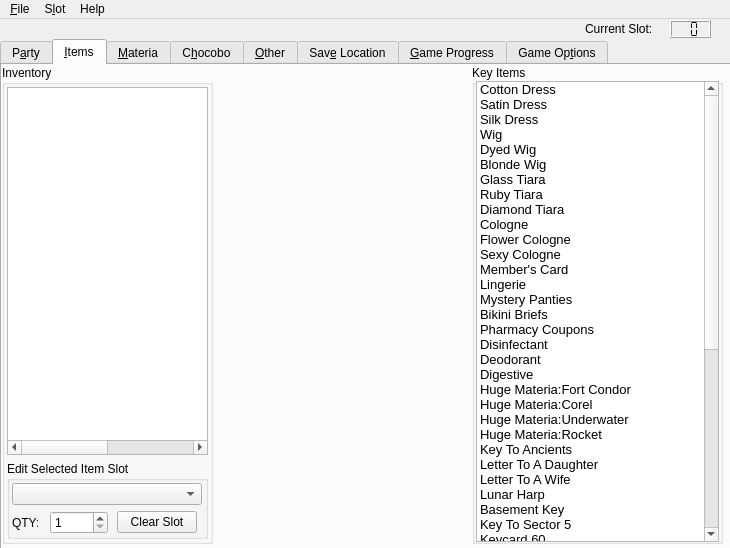
Old version of the form mainwindow.ui in the repository sithlord48/blackchocobo.
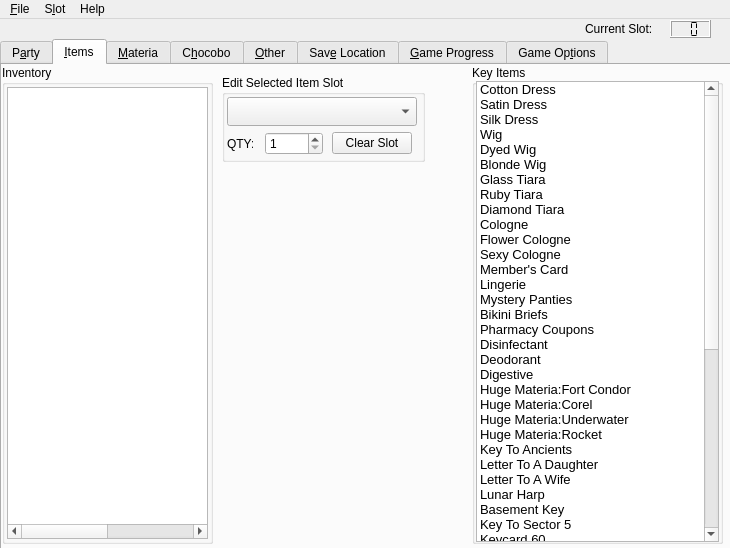
New version of the form. The open tabs and pages were chosen to show the change. Icons and pictures are not drawn.

Commit message: Materia Tab Fixes.

The edit to the form file:
```diff
--- a/mainwindow.ui
+++ b/mainwindow.ui
@@ -4051,94 +4051,6 @@
          </column>
         </widget>
        </item>
-       <item row="1" column="0">
-        <widget class="QGroupBox" name="groupBox_21">
-         <property name="title">
-          <string>Edit Selected Item Slot</string>
-         </property>
-         <layout class="QGridLayout" name="gridLayout_13">
-          <property name="margin">
-           <number>2</number>
-          </property>
-          <item row="0" column="0" colspan="3">
-           <widget class="QComboBox" name="combo_additem">
-            <property name="sizePolicy">
-             <sizepolicy hsizetype="Maximum" vsizetype="Fixed">
-              <horstretch>0</horstretch>
-              <verstretch>0</verstretch>
-             </sizepolicy>
-            </property>
-            <property name="minimumSize">
-             <size>
-              <width>190</width>
-              <height>0</height>
-             </size>
-            </property>
-            <property name="maximumSize">
-             <size>
-              <width>180</width>
-              <height>29</height>
-             </size>
-            </property>
-           </widget>
-          </item>
-          <item row="1" column="0">
-           <widget class="QLabel" name="label_6">
-            <property name="maximumSize">
-             <size>
-              <width>26</width>
-              <height>17</height>
-             </size>
-            </property>
-            <property name="text">
-             <string>QTY:</string>
-            </property>
-           </widget>
-          </item>
-          <item row="1" column="1">
-           <widget class="QSpinBox" name="sb_addqty">
-            <property name="maximumSize">
-             <size>
-              <width>58</width>
-              <height>25</height>
-             </size>
-            </property>
-            <property name="alignment">
-             <set>Qt::AlignLeading|Qt::AlignLeft|Qt::AlignVCenter</set>
-            </property>
-            <property name="minimum">
-             <number>1</number>
-            </property>
-            <property name="maximum">
-             <number>127</number>
-            </property>
-            <property name="value">
-             <number>1</number>
-            </property>
-           </widget>
-          </item>
-          <item row="1" column="2">
-           <widget class="QPushButton" name="clearItem">
-            <property name="minimumSize">
-             <size>
-              <width>80</width>
-              <height>0</height>
-             </size>
-            </property>
-            <property name="maximumSize">
-             <size>
-              <width>80</width>
-              <height>16777215</height>
-             </size>
-            </property>
-            <property name="text">
-             <string>Clear Slot</string>
-            </property>
-           </widget>
-          </item>
-         </layout>
-        </widget>
-       </item>
       </layout>
      </widget>
      <widget class="QGroupBox" name="group_keyitems">
@@ -4634,6 +4546,100 @@
        </item>
       </widget>
      </widget>
+     <widget class="QGroupBox" name="groupBox_21">
+      <property name="geometry">
+       <rect>
+        <x>220</x>
+        <y>10</y>
+        <width>203</width>
+        <height>87</height>
+       </rect>
+      </property>
+      <property name="title">
+       <string>Edit Selected Item Slot</string>
+      </property>
+      <layout class="QGridLayout" name="gridLayout_13">
+       <property name="margin">
+        <number>2</number>
+       </property>
+       <item row="0" column="0" colspan="3">
+        <widget class="QComboBox" name="combo_additem">
+         <property name="sizePolicy">
+          <sizepolicy hsizetype="Maximum" vsizetype="Fixed">
+           <horstretch>0</horstretch>
+           <verstretch>0</verstretch>
+          </sizepolicy>
+         </property>
+         <property name="minimumSize">
+          <size>
+           <width>190</width>
+           <height>0</height>
+          </size>
+         </property>
+         <property name="maximumSize">
+          <size>
+           <width>180</width>
+           <height>29</height>
+          </size>
+         </property>
+        </widget>
+       </item>
+       <item row="1" column="0">
+        <widget class="QLabel" name="label_6">
+         <property name="maximumSize">
+          <size>
+           <width>26</width>
+           <height>17</height>
+          </size>
+         </property>
+         <property name="text">
+          <string>QTY:</string>
+         </property>
+        </widget>
+       </item>
+       <item row="1" column="1">
+        <widget class="QSpinBox" name="sb_addqty">
+         <property name="maximumSize">
+          <size>
+           <width>58</width>
+           <height>25</height>
+          </size>
+         </property>
+         <property name="alignment">
+          <set>Qt::AlignLeading|Qt::AlignLeft|Qt::AlignVCenter</set>
+         </property>
+         <property name="minimum">
+          <number>1</number>
+         </property>
+         <property name="maximum">
+          <number>127</number>
+         </property>
+         <property name="value">
+          <number>1</number>
+         </property>
+        </widget>
+       </item>
+       <item row="1" column="2">
+        <widget class="QPushButton" name="clearItem">
+         <property name="minimumSize">
+          <size>
+           <width>80</width>
+           <height>0</height>
+          </size>
+         </property>
+         <property name="maximumSize">
+          <size>
+           <width>80</width>
+           <height>16777215</height>
+          </size>
+         </property>
+         <property name="text">
+          <string>Clear Slot</string>
+         </property>
+        </widget>
+       </item>
+      </layout>
+     </widget>
     </widget>
     <widget class="QWidget" name="tab_4">
      <attribute name="title">
```
Left out of the diff: 27 changed lines with no effect on the pictures. The commit also changes 2 other files.
